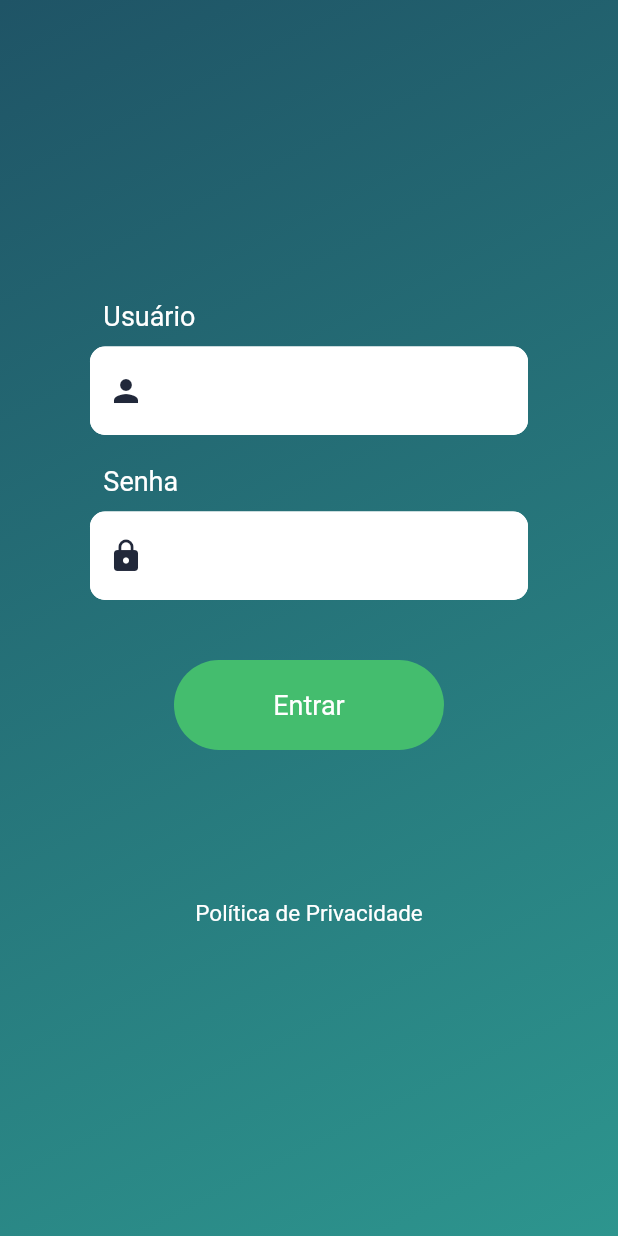
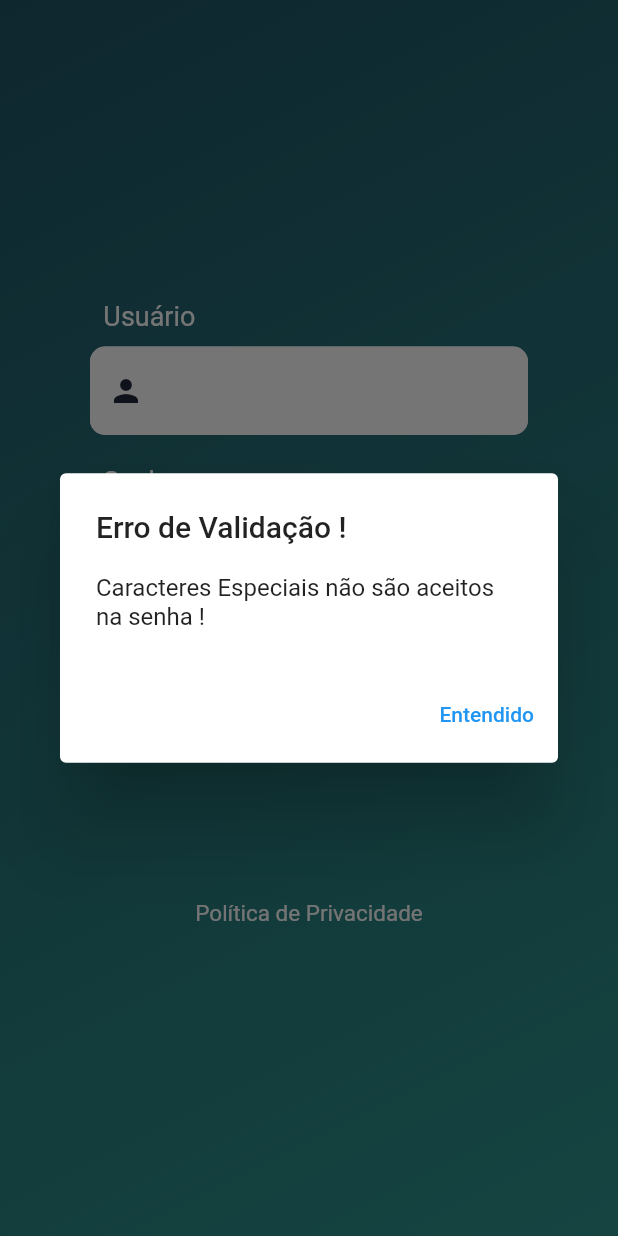
Before and after one commit to Alxelio/Target_Sistemas_Prova_Flutter, a Flutter app: the screen it shows after launch, after a tap on "Entrar", on a phone screen of 412 x 824 dp. Run offline on Flutter 3.47's test engine with Material 2 defaults, Android fonts, the phone set to English and light mode, and no system bars.

```diff
--- a/Target_Sistemas_Prova_Flutter/lib/main.dart
+++ b/Target_Sistemas_Prova_Flutter/lib/main.dart
@@ -21,6 +21,30 @@ class LoginPage extends StatelessWidget {
   //const LoginPage({super.key});
   TextEditingController usuarioController = TextEditingController(text: '',);
   TextEditingController senhaController = TextEditingController(text: '',);
+
+  void loginPressedSenha(BuildContext context){
+    if( !RegExp(r'^[a-zA-Z0-9]+$').hasMatch(senhaController.text ) ){
+      alertSenhaEspecial(context);
+      return;
+    }
+  }
+
+  void alertSenhaEspecial(BuildContext context){
+    showDialog(context: context, builder: (context) => AlertDialog(
+      title: Text("Erro de Validação !"),
+      content: Text("Caracteres Especiais não são aceitos na senha !"),
+      actions: [
+        TextButton(
+          onPressed: (){
+            Navigator.pop(context);
+          },
+          child: Text("Entendido"),
+        ),
+      ],
+    ),);
+  }
+
+
 
   @override
   Widget build(BuildContext context) {
@@ -112,8 +136,14 @@ class LoginPage extends StatelessWidget {
                                       const Color(0xFF44BD6E),       //rgba(68,189,110,255) verde
                                     ),
                                   ),
-                                  onPressed: () {},
+                                  onPressed: (){
+                                    loginPressedSenha(context);
+                                  },
                                   child: const Text("Entrar", style: TextStyle(fontWeight: FontWeight.normal, fontSize: 18, color: Colors.white),),
+
+
+
+
                                 ),
                               ),
                             ),
```
Also changed, not shown: 1 other file.
